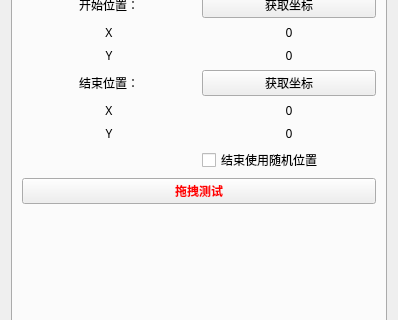
Above: 窗体/navigation.ui from FsterThanLight/automatic_clicker_2 before the change; both pictures show x 0 to 398 and y 154 to 474 of the 398 by 608 pixel window. Below: the same form after it.
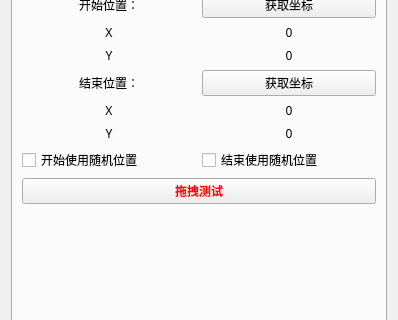
That is the form after the change. The open tabs and pages were chosen to show the change. Icons and pictures are not drawn.

Commit message: 2023年7月16日22:37:13 新增鼠标拖拽开始位置随机

What changed in the file:
```diff
--- a/窗体/navigation.ui
+++ b/窗体/navigation.ui
@@ -1809,6 +1809,13 @@
            </property>
           </widget>
          </item>
+         <item row="3" column="0">
+          <widget class="QCheckBox" name="checkBox_8">
+           <property name="text">
+            <string>开始使用随机位置</string>
+           </property>
+          </widget>
+         </item>
         </layout>
        </item>
        <item>
```
The commit also changes 2 other files.
